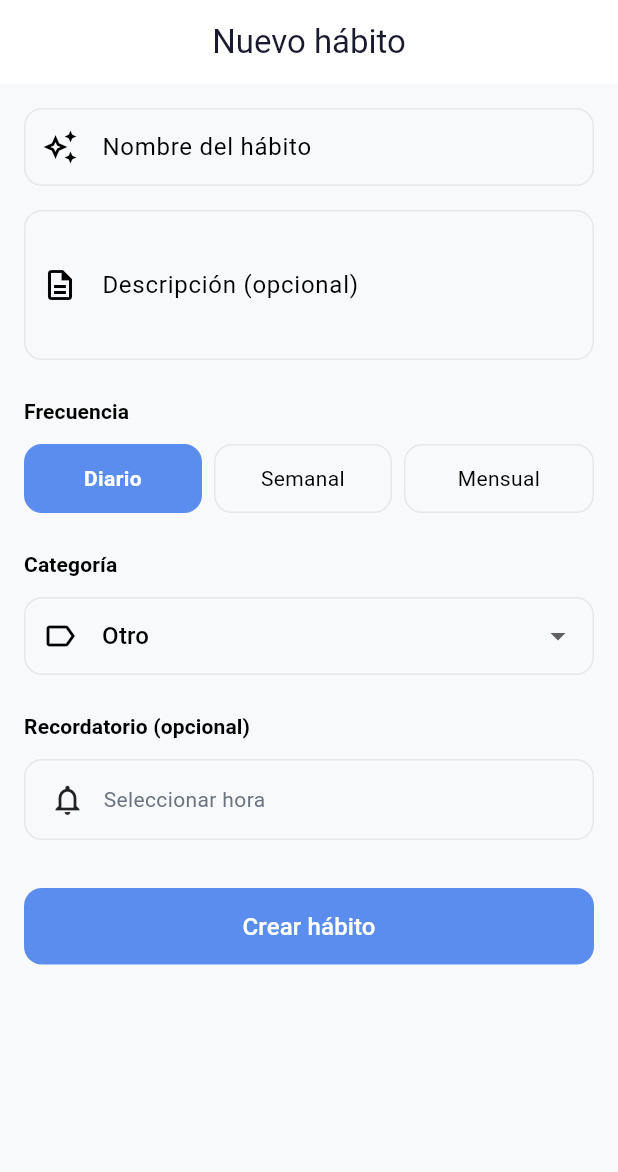
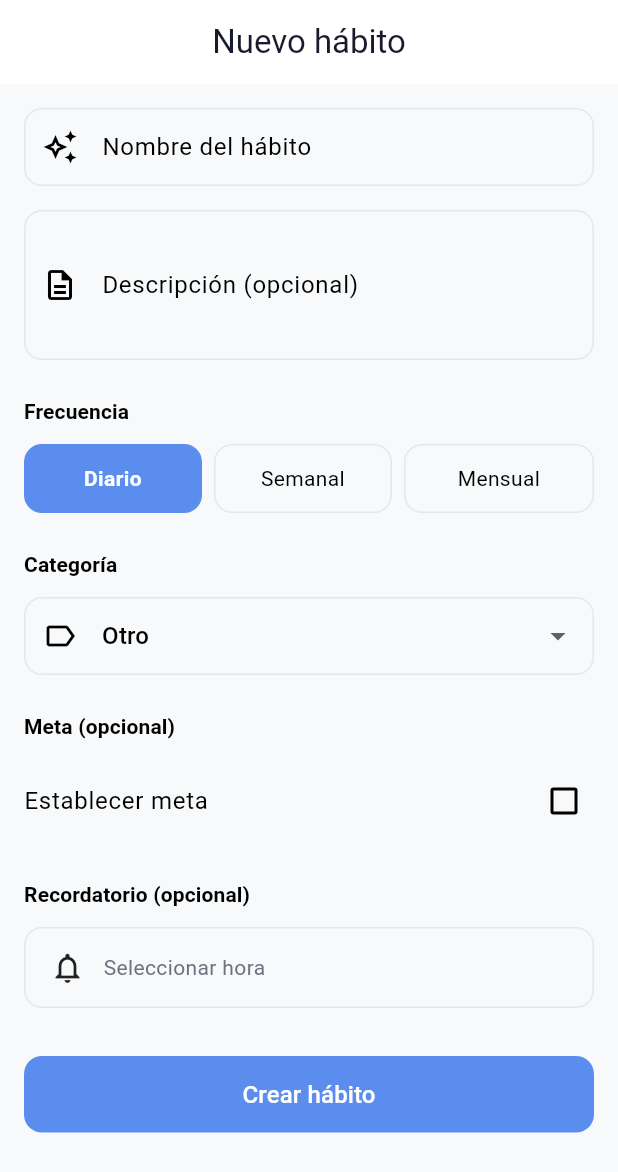
Before and after one commit to Brayanpower/HabitosAPP, a Flutter app: the HabitFormScreen screen opened by its route, on a phone screen of 412 x 824 dp. Shown: the top 1172 px of the screen. Run offline on Flutter 3.47's test engine with Material 3 defaults, Android fonts, the phone set to English and light mode, and no system bars; our stand-ins replace fl_chart, flutter_local_notifications, go_router, shared_preferences, sqflite, timezone; accounts and stored records are empty.

Commit message:
feat(goals): formulario de metas completar N veces en M días

```diff
--- a/lib/presentation/screens/habits/habit_form_screen.dart
+++ b/lib/presentation/screens/habits/habit_form_screen.dart
@@ -263,6 +263,70 @@ class _HabitFormScreenState extends State<HabitFormScreen> {
                     ),
                     const SizedBox(height: 24),
                     Text(
+                      'Meta (opcional)',
+                      style: Theme.of(context).textTheme.titleSmall?.copyWith(
+                            fontWeight: FontWeight.w600,
+                          ),
+                    ),
+                    const SizedBox(height: 12),
+                    CheckboxListTile(
+                      contentPadding: EdgeInsets.zero,
+                      title: const Text('Establecer meta'),
+                      value: _hasGoal,
+                      onChanged: (v) => setState(() => _hasGoal = v ?? false),
+                    ),
+                    if (_hasGoal) ...[
+                      const SizedBox(height: 8),
+                      Row(
+                        children: [
+                          Expanded(
+                            child: TextFormField(
+                              controller: _goalTargetController,
+                              keyboardType: TextInputType.number,
+                              decoration: const InputDecoration(
+                                labelText: 'Completar',
+                                hintText: 'Ej: 20',
+                                prefixIcon: Icon(Icons.flag_outlined),
+                              ),
+                              validator: _hasGoal
+                                  ? (v) {
+                                      if (v == null || v.isEmpty) return 'Requerido';
+                                      final n = int.tryParse(v);
+                                      if (n == null || n <= 0) return 'Número válido';
+                                      return null;
+                                    }
+                                  : null,
+                            ),
+                          ),
+                          const SizedBox(width: 8),
+                          const Padding(
+                            padding: EdgeInsets.only(top: 4),
+                            child: Text('veces en'),
+                          ),
+                          const SizedBox(width: 8),
+                          Expanded(
+                            child: TextFormField(
+                              controller: _goalDaysController,
+                              keyboardType: TextInputType.number,
+                              decoration: const InputDecoration(
+                                labelText: 'días',
+                                hintText: 'Ej: 30',
+                              ),
+                              validator: _hasGoal
+                                  ? (v) {
+                                      if (v == null || v.isEmpty) return 'Requerido';
+                                      final n = int.tryParse(v);
+                                      if (n == null || n <= 0) return 'Número válido';
+                                      return null;
+                                    }
+                                  : null,
+                            ),
+                          ),
+                        ],
+                      ),
+                    ],
+                    const SizedBox(height: 24),
+                    Text(
                       'Recordatorio (opcional)',
                       style: Theme.of(context).textTheme.titleSmall?.copyWith(
                             fontWeight: FontWeight.w600,
```
